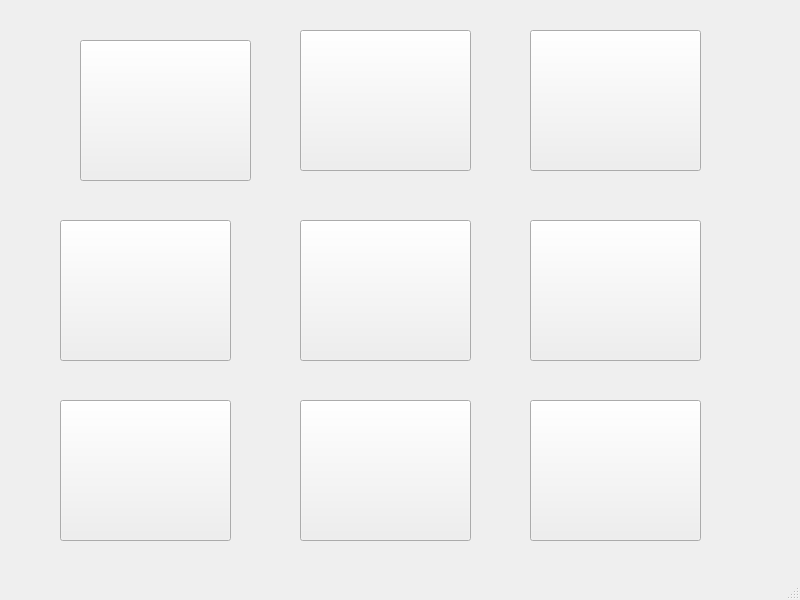
Before: the Qt Designer form TicTacToe-WissamB/mainwindow.ui in wissambh/TicTacToe-wissam, drawn with Qt 5.
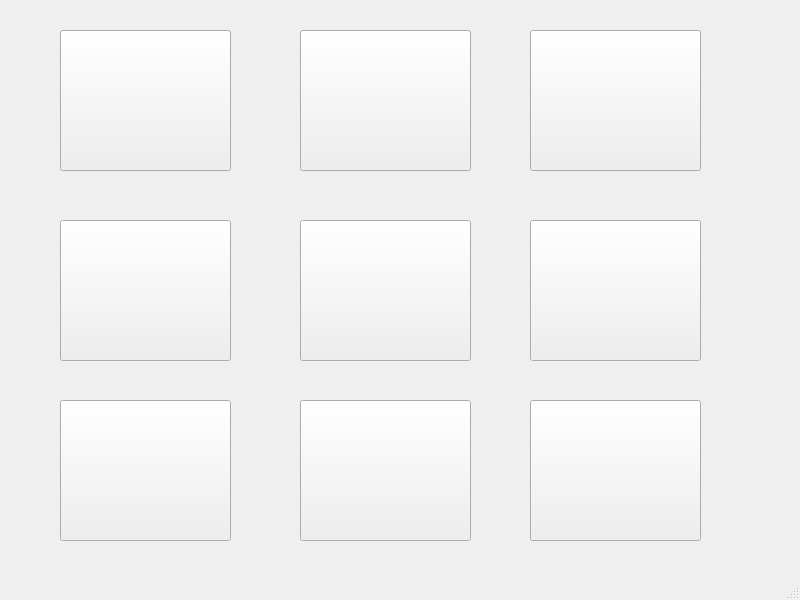
After: the same form once the commit is applied.

Commit message: interface graphique du plateau de jeu

Diff of the .ui file:
```diff
--- a/TicTacToe-WissamB/mainwindow.ui
+++ b/TicTacToe-WissamB/mainwindow.ui
@@ -43,8 +43,8 @@
    <widget class="QPushButton" name="pushButton_1">
     <property name="geometry">
      <rect>
-      <x>80</x>
-      <y>40</y>
+      <x>60</x>
+      <y>30</y>
       <width>171</width>
       <height>141</height>
      </rect>
```
The commit also changes 3 other files.
